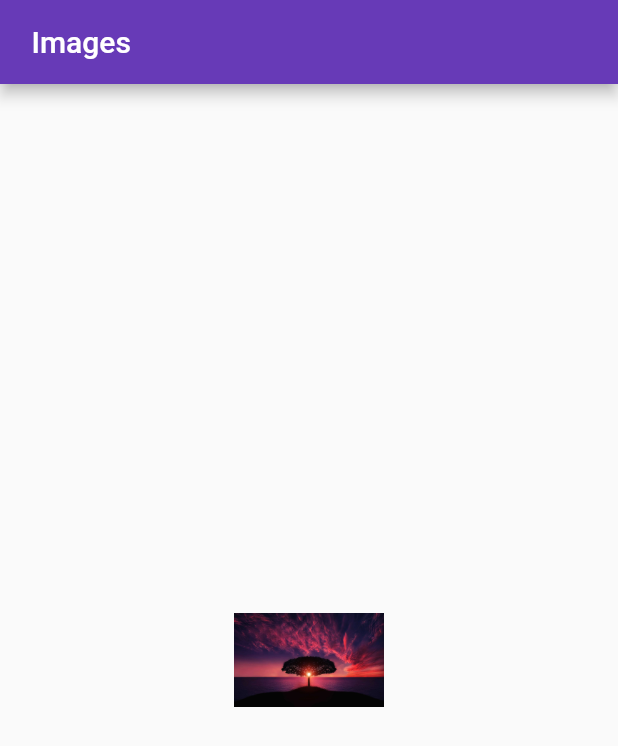
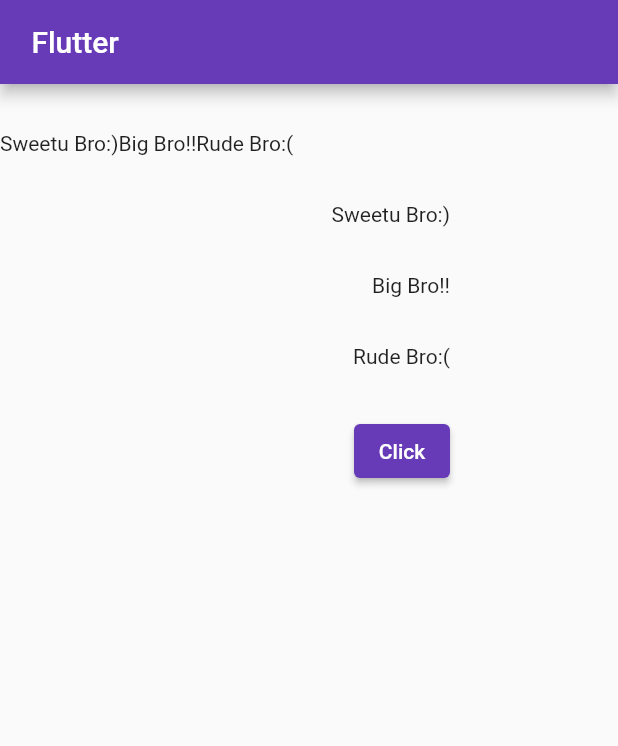
Before and after one commit to kotdroidA/my_app, a Flutter app: the screen it shows after launch, on a phone screen of 412 x 824 dp. Shown: the top 746 px of the screen. Run offline on Flutter 3.47's test engine with Material 2 defaults, Android fonts, the phone set to English and light mode, and no system bars.

Commit message:
Row and Column

```diff
--- a/lib/main.dart
+++ b/lib/main.dart
@@ -54,14 +54,32 @@ class _MyHomePageState extends State<MyHomePage> {
       appBar: AppBar(
         // Here we take the value from the MyHomePage object that was created by
         // the App.build method, and use it to set our appbar title.
-        title: Text(' Images '),
+        title: Text(' Flutter'),
       ),
-      body:Center(
-          child: Container(
-              width: 100,
-              height:100 ,
-              child: Image.asset('assets/images/ic_tree`.jpg')))
-      );
+      body:Container(
+        height: 300,
+        width: 300,
+        child: Column(
+          mainAxisAlignment: MainAxisAlignment.spaceEvenly,
+          crossAxisAlignment: CrossAxisAlignment.end,
+          children: [
+            Row(
+              children: [Text('Sweetu Bro:)'),
+                Text('Big Bro!!'),
+                Text('Rude Bro:('),
+              ],
+            ),
+            Text('Sweetu Bro:)'),
+            Text('Big Bro!!'),
+            Text('Rude Bro:('),
+            ElevatedButton(onPressed:(){
+
+            },
+                child: Text('Click'))
+          ],
+        ),
+      )
+    );
 
   }
 }
```
